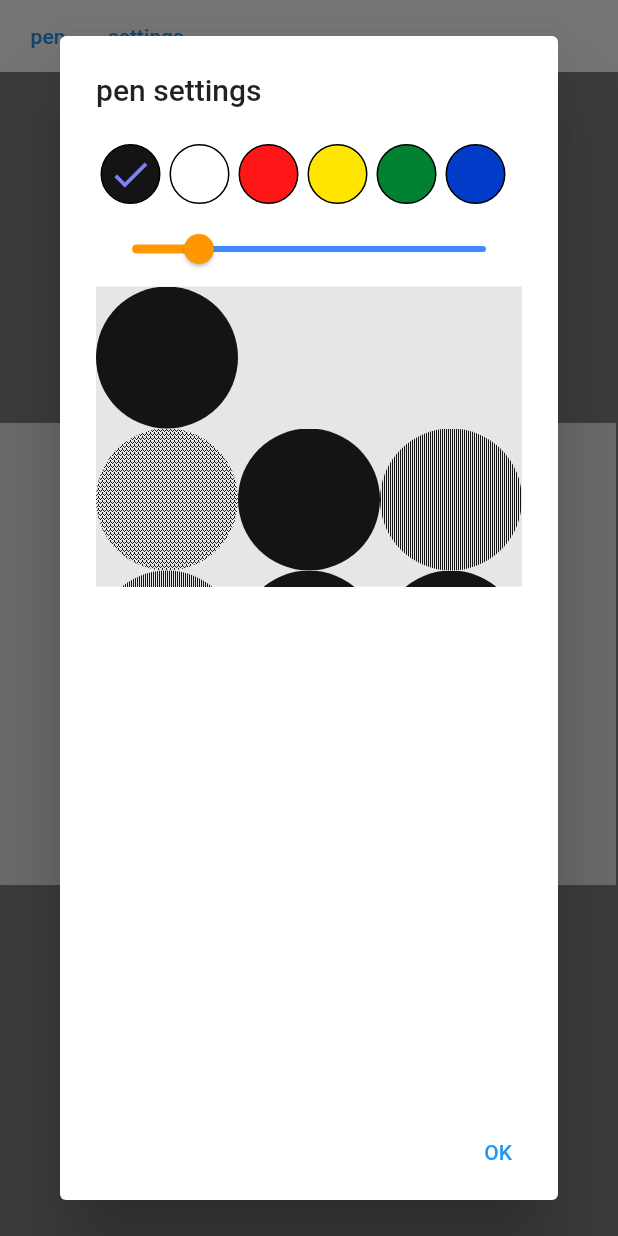
After one commit to satochibi/mng_draw, a Flutter app: the screen it shows after launch, after a tap on "pen", on a phone screen of 412 x 824 dp. The commit adds this screen. Run offline on Flutter 3.47's test engine with Material 2 defaults, Android fonts, the phone set to English and light mode, and no system bars.

Commit message:
ペンに関する設定をまとめた(colorとwidthとscreentone)

```diff
--- /dev/null
+++ b/lib/screens/choose_pen_screen.dart
@@ -0,0 +1,103 @@
+import 'package:flutter/material.dart';
+import 'package:provider/provider.dart';
+import 'package:mng_draw/classes/paint_colors.dart';
+import 'package:mng_draw/classes/screentone.dart';
+import 'package:mng_draw/models/pen_model.dart';
+import 'package:mng_draw/components/screentone_icon.dart';
+
+class ChoosePenScreen extends StatelessWidget {
+  const ChoosePenScreen({Key? key}) : super(key: key);
+
+  @override
+  Widget build(BuildContext context) {
+    final pen = Provider.of<PenModel>(context);
+    return SizedBox(
+      width: double.maxFinite,
+      child: ListView(children: [
+        SizedBox(
+          height: 50,
+          width: double.maxFinite,
+          child: ListView.builder(
+              scrollDirection: Axis.horizontal,
+              itemCount: PaintColors.basicColors.length,
+              itemBuilder: (BuildContext context, int index) {
+                return GestureDetector(
+                  onTap: () {
+                    pen.color = PaintColors.basicColors[index];
+                    // Navigator.of(context).pop();
+                  },
+                  child: Stack(alignment: Alignment.center, children: [
+                    Container(
+                      margin: const EdgeInsets.all(3),
+                      width: 40,
+                      height: 40,
+                      decoration: BoxDecoration(
+                        border: Border.all(color: Colors.black),
+                        color: PaintColors.basicColors[index],
+                        shape: BoxShape.circle,
+                      ),
+                    ),
+                    (PaintColors.basicColors[index] == pen.color)
+                        ? const Icon(
+                            Icons.check,
+                            color: PaintColors.lasso,
+                            size: 30,
+                          )
+                        : Container()
+                  ]),
+                );
+              }),
+        ),
+        SizedBox(
+          height: 50,
+          width: double.maxFinite,
+          child: Slider(
+            label: '${pen.width.round()}',
+            min: 1,
+            max: 50,
+            value: pen.width,
+            activeColor: Colors.orange,
+            inactiveColor: Colors.blueAccent,
+            divisions: 49,
+            onChanged: (double value) {
+              pen.width = value.roundToDouble();
+            },
+          ),
+        ),
+        Container(
+          color: PaintColors.artBoardBackground,
+          height: 200,
+          width: double.maxFinite,
+          child: GridView.builder(
+              gridDelegate: const SliverGridDelegateWithMaxCrossAxisExtent(
+                maxCrossAxisExtent: 100,
+              ),
+              itemCount: Screentone.basicScreentones.length,
+              itemBuilder: (BuildContext context, int index) {
+                return GestureDetector(
+                  onTap: () {
+                    pen.screentone = Screentone.basicScreentones[index];
+                    // Navigator.of(context).pop();
+                  },
+                  child: Stack(alignment: Alignment.center, children: [
+                    ClipRRect(
+                      borderRadius: const BorderRadius.all(Radius.circular(50)),
+                      child: ScreentoneIcon(
+                        index: index,
+                      ),
+                    ),
+                    (Screentone.basicScreentones[index] == pen.screentone)
+                        ? const Icon(
+                            Icons.check,
+                            color: PaintColors.lasso,
+                            size: 50,
+                          )
+                        : Container()
+                  ]),
+                );
+              }),
+        )
+      ]),
+    );
+  }
+}
```
Also changed, not shown: lib/screens/choose_color_screen.dart (deleted, +0 -47 lines), lib/screens/choose_screentone_screen.dart (deleted, +0 -48 lines), lib/screens/choose_width_screen.dart (deleted, +0 -28 lines), lib/screens/edit_screen.dart (+10 -41 lines).
